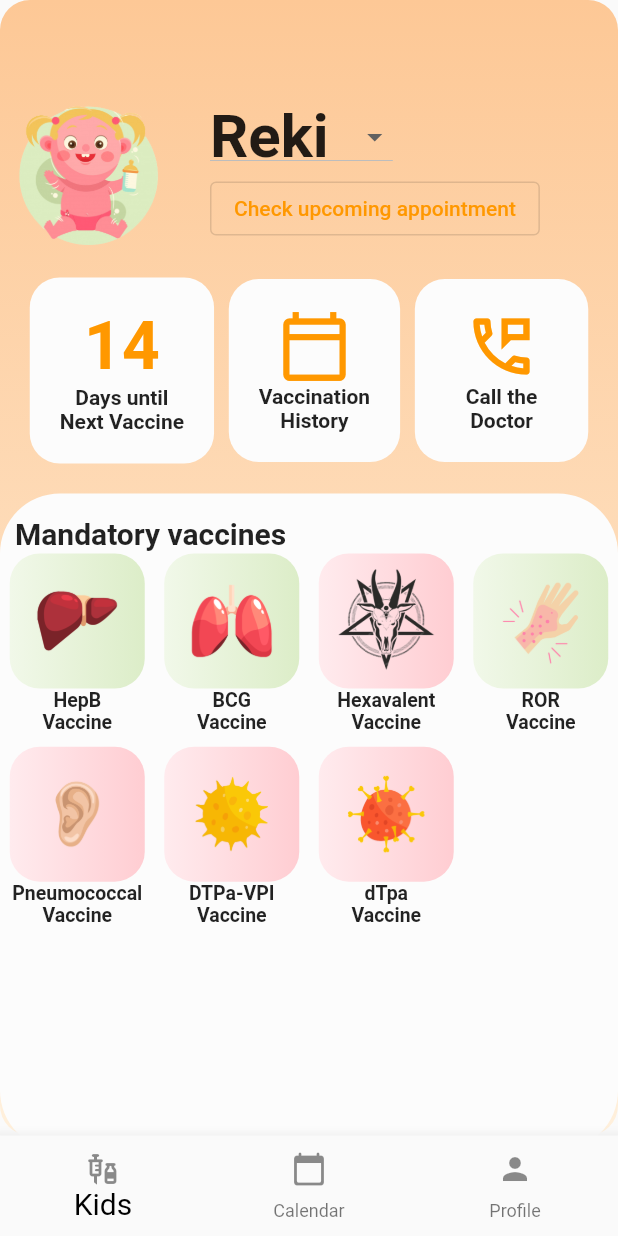
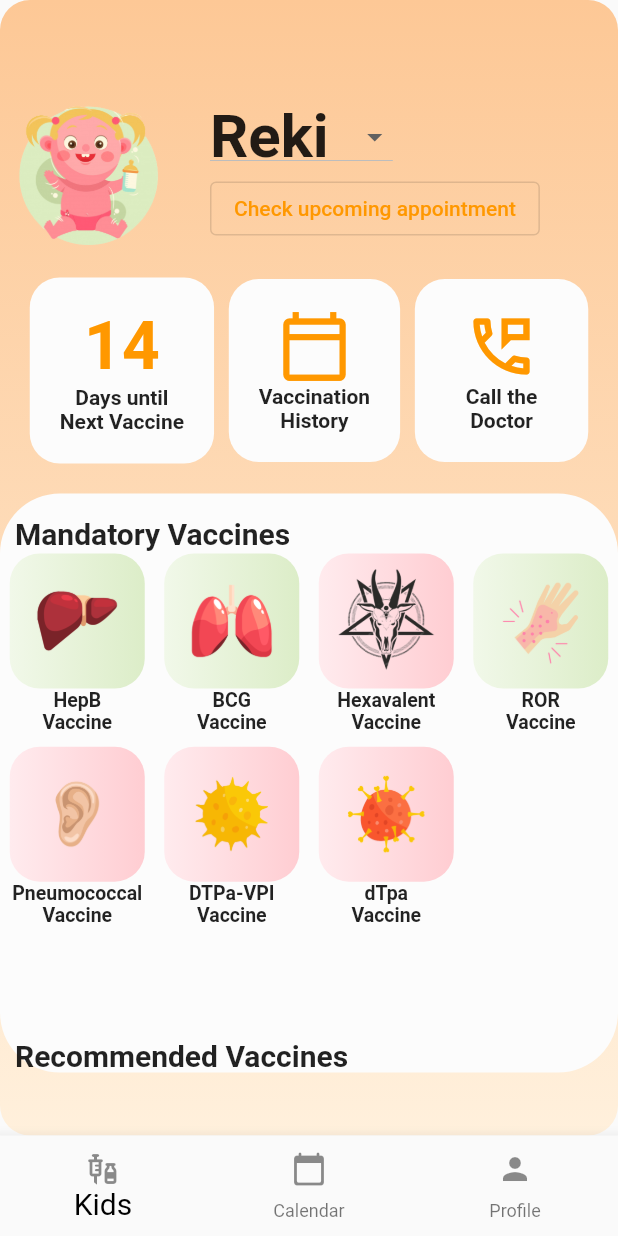
Before and after one commit to bjudob/duckcination, a Flutter app: the screen it shows after launch, on a phone screen of 412 x 824 dp. Run offline on Flutter 3.47's test engine with Material 2 defaults, Android fonts, the phone set to English and light mode, and no system bars; our stand-ins replace countup, firebase_core, settings_ui, table_calendar, video_player; accounts and stored records are empty; Roboto replaces fonts that are missing (Georgia).

Commit message:
Duckhome <3 - more vaccines - mandatory done

```diff
--- a/lib/ui/screens/duck_home.dart
+++ b/lib/ui/screens/duck_home.dart
@@ -115,19 +115,19 @@ class _DuckHomeState extends State<DuckHome> {
                 ),
               ),
               Container(
-                decoration: BoxDecoration(
+                decoration: const BoxDecoration(
                     color: Color.fromRGBO(252, 252, 252, 100),
                     borderRadius: BorderRadius.all(Radius.circular(40))),
                 child: SingleChildScrollView(
                     child: Column(
                       crossAxisAlignment: CrossAxisAlignment.start,
                   children: [
-                    Padding(
-                      padding: const EdgeInsets.fromLTRB(10, 15,0,0),
-                      child: Text("Mandatory vaccines", style: TextStyle(fontSize: 20, fontWeight: FontWeight.bold),),
+                    const Padding(
+                      padding: EdgeInsets.fromLTRB(10, 15,0,0),
+                      child: Text("Mandatory Vaccines", style: TextStyle(fontSize: 20, fontWeight: FontWeight.bold),),
                     ),
                     SizedBox(
-                      height: 400,
+                      height: 310,
                       child: Container(
                         //color: Colors.grey[100],
                         child: GridView.count(
@@ -138,7 +138,7 @@ class _DuckHomeState extends State<DuckHome> {
                           scrollDirection: Axis.vertical,
                           children: child.vaccines.map((Vaccine vaccine) {
                             return Container(
-                              height: 250.0,
+                              height: 200.0,
                               child: Center(
                                 child: VaccineCard(vaccine)
                               ),
@@ -146,7 +146,11 @@ class _DuckHomeState extends State<DuckHome> {
                           }).toList(),
                         ),
                       ),
-                    )
+                    ),
+                    const Padding(
+                      padding: EdgeInsets.fromLTRB(10, 15,0,0),
+                      child: Text("Recommended Vaccines", style: TextStyle(fontSize: 20, fontWeight: FontWeight.bold),),
+                    ),
                   ],
                 )),
               ),
```
